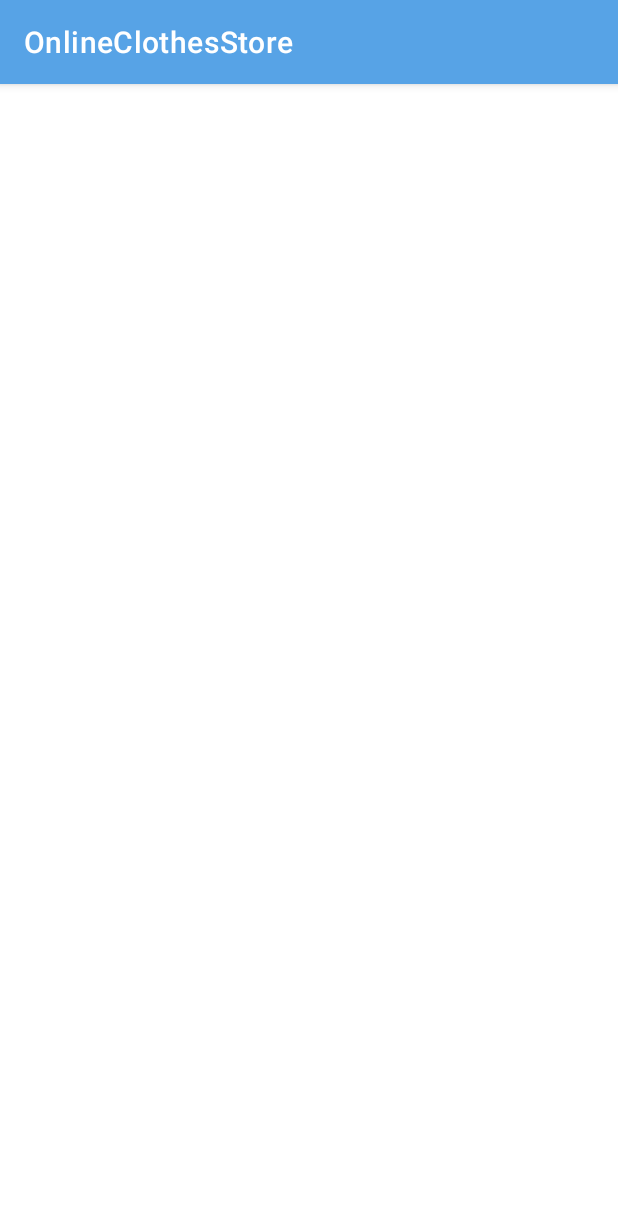
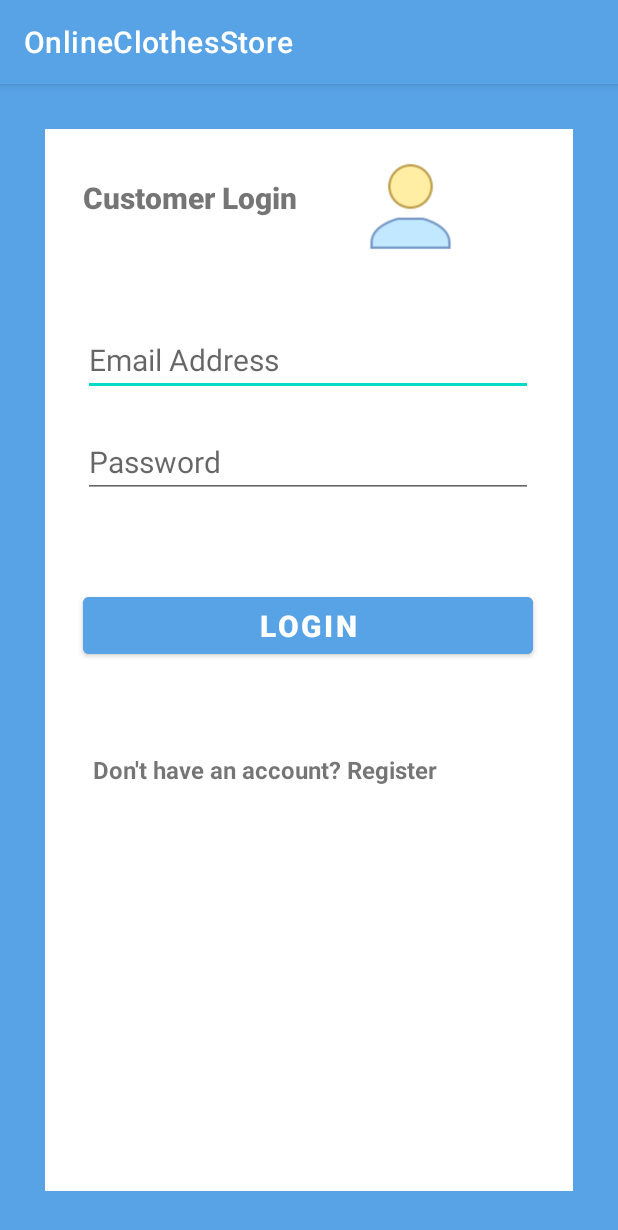
Before and after one commit to laurenkearney00/OnlineClothesStore, an Android app: the LoginCustomer screen opened directly, with no data from a screen before it, on a phone screen of 412 x 824 dp. Shown: the top 1230 px of the screen. Run offline under Robolectric (Android 15) with nearby library versions, the phone set to English and light mode, and no system bars; our stand-ins replace Firebase (no records; nobody signed in at launch, a user with empty details on screens opened directly).

Commit message:
Created the login customer activity

```diff
--- a/app/src/main/java/com/example/onlineclothesstore/LoginCustomer.java
+++ b/app/src/main/java/com/example/onlineclothesstore/LoginCustomer.java
@@ -1,14 +1,117 @@
 package com.example.onlineclothesstore;
 
+import androidx.annotation.NonNull;
 import androidx.appcompat.app.AppCompatActivity;
 
+import android.content.Intent;
 import android.os.Bundle;
+import android.util.Patterns;
+import android.view.View;
+import android.widget.Button;
+import android.widget.EditText;
+import android.widget.ProgressBar;
+import android.widget.TextView;
+import android.widget.Toast;
 
-public class LoginCustomer extends AppCompatActivity {
+import com.google.android.gms.tasks.OnCompleteListener;
+import com.google.android.gms.tasks.Task;
+import com.google.firebase.auth.AuthResult;
+import com.google.firebase.auth.FirebaseAuth;
+import com.google.firebase.auth.FirebaseUser;
+import com.google.firebase.database.DatabaseReference;
+
+public class LoginCustomer extends AppCompatActivity implements View.OnClickListener{
+
+    private TextView register, forgotPassword;
+    private EditText editTextEmail, editTextPassword;
+    private Button signIn;
+
+    private FirebaseAuth mAuth;
+    private ProgressBar progressBar;
+
+    private FirebaseUser user;
+    private DatabaseReference reference;
+    private String userID;
 
     @Override
     protected void onCreate(Bundle savedInstanceState) {
         super.onCreate(savedInstanceState);
         setContentView(R.layout.activity_login_customer);
+
+        register = (TextView) findViewById(R.id.register);
+        register.setOnClickListener(this);
+
+        signIn = (Button) findViewById(R.id.signIn1);
+        signIn.setOnClickListener(this);
+
+        editTextEmail = (EditText) findViewById(R.id.email1);
+        editTextPassword = (EditText) findViewById(R.id.password1);
+
+        progressBar = (ProgressBar) findViewById(R.id.progressBar);
+
+        mAuth = FirebaseAuth.getInstance();
+
+        forgotPassword = (TextView) findViewById(R.id.register);
+        forgotPassword.setOnClickListener(this);
     }
+
+    @Override
+    public void onClick(View v) {
+        switch (v.getId()) {
+            case R.id.register:
+                startActivity(new Intent(this, RegisterCustomer.class));
+                break;
+
+            case R.id.signIn1:
+                userLogin();
+                break;
+        }
+    }
+
+    private void userLogin() {
+        String email = editTextEmail.getText().toString().trim();
+        String password = editTextPassword.getText().toString().trim();
+
+        if(email.isEmpty()){
+            editTextEmail.setError("Email is required!");
+            editTextEmail.requestFocus();
+            return;
+        }
+
+        if(!Patterns.EMAIL_ADDRESS.matcher(email).matches()){
+            editTextEmail.setError("Please enter a valid email!");
+            editTextEmail.requestFocus();
+            return;
+        }
+
+        if(password.isEmpty()){
+            editTextPassword.setError("Password is required!");
+            editTextPassword.requestFocus();
+            return;
+        }
+
+        if(password.length() < 6){
+            editTextPassword.setError("Min password length is 6 characters");
+            editTextPassword.requestFocus();
+            return;
+        }
+        progressBar.setVisibility(View.VISIBLE);
+
+        mAuth.signInWithEmailAndPassword(email, password).addOnCompleteListener(new OnCompleteListener<AuthResult>() {
+            @Override
+            public void onComplete(@NonNull Task<AuthResult> task) {
+
+                if(task.isSuccessful()){
+                    //redirect to user profile
+                    startActivity(new Intent(LoginCustomer.this, CustomerOptions.class));
+                }else{
+                    Toast.makeText(LoginCustomer.this, "Failed to login! Please check your credentials", Toast.LENGTH_LONG).show();
+                }
+            }
+        });
+
+
+    }
+
+
 }
--- /dev/null
+++ b/app/src/main/java/com/example/onlineclothesstore/RegisterCustomer.java
@@ -0,0 +1,18 @@
+package com.example.onlineclothesstore;
+
+import androidx.appcompat.app.AppCompatActivity;
+
+import android.content.Intent;
+import android.os.Bundle;
+import android.view.View;
+
+public class RegisterCustomer extends AppCompatActivity {
+
+    @Override
+    protected void onCreate(Bundle savedInstanceState) {
+        super.onCreate(savedInstanceState);
+        setContentView(R.layout.activity_main);
+
+    }
+
+}
--- a/app/src/main/res/layout/activity_login_customer.xml
+++ b/app/src/main/res/layout/activity_login_customer.xml
@@ -4,6 +4,105 @@
     xmlns:tools="http://schemas.android.com/tools"
     android:layout_width="match_parent"
     android:layout_height="match_parent"
+    android:background="@drawable/borderlayout"
+    android:padding="10dp"
     tools:context=".LoginCustomer">
 
+    <TextView
+        android:id="@+id/heading"
+        android:layout_width="300dp"
+        android:layout_height="38dp"
+        android:layout_marginTop="52dp"
+        android:fontFamily="sans-serif-black"
+        android:text="Customer Login"
+        android:textSize="20sp"
+        android:textStyle="bold"
+        app:layout_constraintHorizontal_bias="0.495"
+        app:layout_constraintLeft_toLeftOf="parent"
+        app:layout_constraintRight_toRightOf="parent"
+        app:layout_constraintTop_toTopOf="parent" />
+
+    <ImageView
+        android:id="@+id/imageView2"
+        android:layout_width="66dp"
+        android:layout_height="59dp"
+        app:layout_constraintBottom_toBottomOf="parent"
+        app:layout_constraintEnd_toEndOf="parent"
+        app:layout_constraintHorizontal_bias="0.707"
+        app:layout_constraintStart_toStartOf="parent"
+        app:layout_constraintTop_toTopOf="parent"
+        app:layout_constraintVertical_bias="0.061"
+        app:srcCompat="@drawable/icons8_customer_80" />
+
+    <EditText
+        android:id="@+id/email1"
+        android:layout_width="300dp"
+        android:layout_height="wrap_content"
+        android:layout_marginTop="60dp"
+        android:ems="10"
+        android:hint="Email Address"
+        android:inputType="textEmailAddress"
+        android:textSize="20sp"
+        app:layout_constraintHorizontal_bias="0.495"
+        app:layout_constraintLeft_toLeftOf="parent"
+        app:layout_constraintRight_toRightOf="parent"
+        app:layout_constraintTop_toBottomOf="@id/heading" />
+
+    <EditText
+        android:id="@+id/password1"
+        android:layout_width="300dp"
+        android:layout_height="wrap_content"
+        android:layout_marginTop="20dp"
+        android:ems="10"
+        android:hint="Password"
+        android:inputType="textPassword"
+        android:textSize="20sp"
+        app:layout_constraintHorizontal_bias="0.495"
+        app:layout_constraintLeft_toLeftOf="parent"
+        app:layout_constraintRight_toRightOf="parent"
+        app:layout_constraintTop_toBottomOf="@+id/email1" />
+
+    <Button
+        android:id="@+id/signIn1"
+        android:layout_width="300dp"
+        android:layout_height="50dp"
+        android:layout_marginTop="60dp"
+        android:backgroundTint="#57A3E6"
+        android:text="Login"
+        android:textColor="#ffffff"
+        android:textSize="20sp"
+        android:textStyle="bold"
+        app:layout_constraintHorizontal_bias="0.495"
+        app:layout_constraintLeft_toLeftOf="parent"
+        app:layout_constraintRight_toRightOf="parent"
+        app:layout_constraintTop_toBottomOf="@id/password1" />
+
+    <TextView
+        android:id="@+id/register"
+        android:layout_width="wrap_content"
+        android:layout_height="wrap_content"
+        android:layout_marginLeft="52dp"
+        android:layout_marginTop="60dp"
+        android:text="Don't have an account? Register"
+        android:textSize="16sp"
+        android:textStyle="bold"
+        app:layout_constraintLeft_toLeftOf="parent"
+        app:layout_constraintTop_toBottomOf="@id/signIn1" />
+
+    <ProgressBar
+        android:id="@+id/progressBar"
+        style="?android:attr/progressBarStyleLarge"
+        android:layout_width="wrap_content"
+        android:layout_height="wrap_content"
+        android:layout_centerInParent="true"
+        android:visibility="invisible"
+        app:layout_constraintBottom_toBottomOf="parent"
+        app:layout_constraintHorizontal_bias="0.498"
+        app:layout_constraintLeft_toLeftOf="parent"
+        app:layout_constraintRight_toRightOf="parent"
+        app:layout_constraintTop_toTopOf="parent"
+        app:layout_constraintVertical_bias="0.564"
+        tools:ignore="MissingConstraints" />
+
+
 </androidx.constraintlayout.widget.ConstraintLayout>
```
